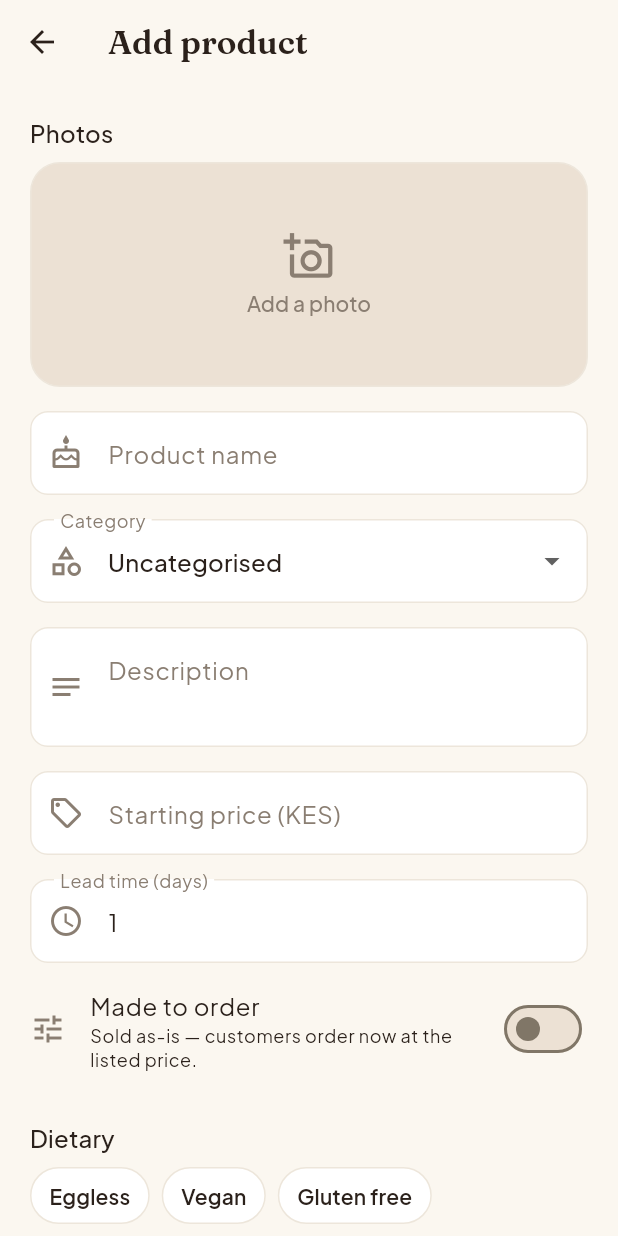
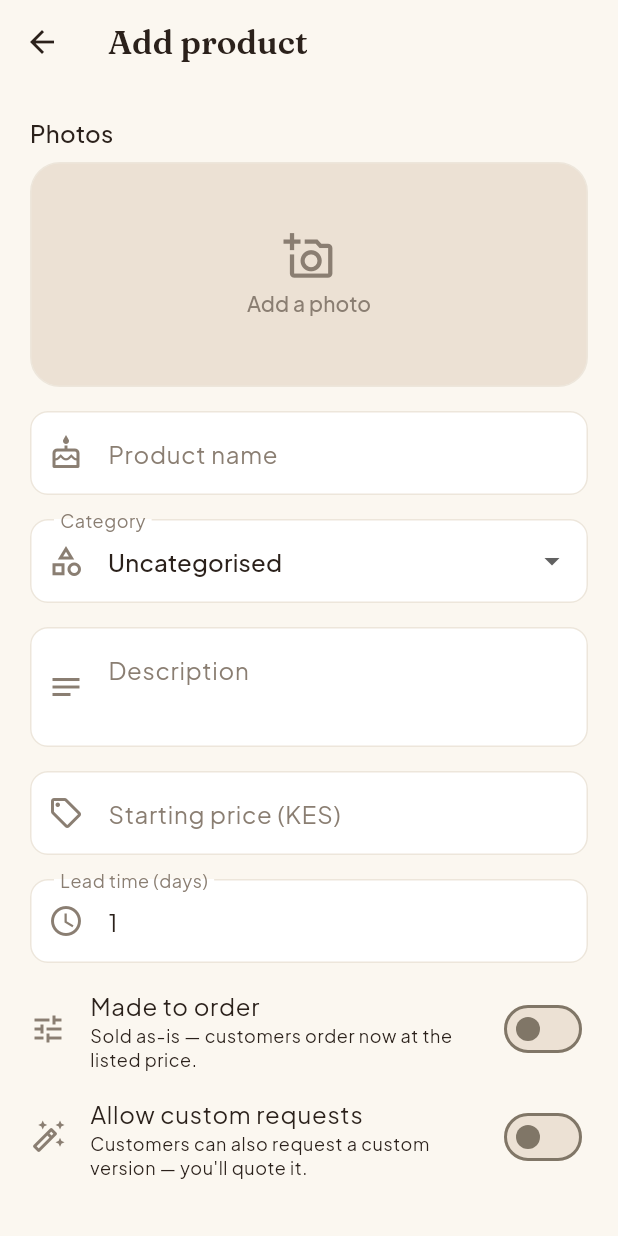
Before and after one commit to aaronmatei/bakecity, a Flutter app: the ProductFormScreen screen opened directly with empty values, on a phone screen of 412 x 824 dp. Run offline on Flutter 3.47's test engine with Material 3 defaults, Android fonts, the phone set to English and light mode, and no system bars; our stand-ins replace cached_network_image, device_preview, dio, firebase_core, firebase_messaging, flutter_animate and 10 more; accounts and stored records are empty; network calls fail.

Commit message:
Optional custom-version path for fixed products
Product form: when a product is sold-as-is, an 'Allow custom requests' toggle
appears (allow_custom_request). On the product detail, such a product shows
'Order now' as primary plus a secondary 'Request a custom version' button that
drops into the quote flow (no buy_now). Product domain parses allow_custom_request;
controllers forward it.

Co-Authored-By: Claude Opus 4.8 <noreply@anthropic.com>

```diff
--- a/frontend/lib/features/catalog/presentation/product_form_screen.dart
+++ b/frontend/lib/features/catalog/presentation/product_form_screen.dart
@@ -68,6 +68,7 @@ class _ProductFormScreenState extends ConsumerState<ProductFormScreen> {
   late bool _available;
   late bool _isOnOffer;
   late bool _isCustom;
+  late bool _allowCustomRequest;
   String? _occasion;
   String? _flavor;
   String? _format;
@@ -93,6 +94,7 @@ class _ProductFormScreenState extends ConsumerState<ProductFormScreen> {
     _available = p?.isAvailable ?? true;
     _isOnOffer = p?.isOnOffer ?? false;
     _isCustom = p?.isCustomizable ?? false;
+    _allowCustomRequest = p?.allowCustomRequest ?? false;
     _occasion = p?.cakeOccasion;
     _flavor = p?.cakeFlavor;
     _format = p?.cakeFormat;
@@ -193,6 +195,7 @@ class _ProductFormScreenState extends ConsumerState<ProductFormScreen> {
           sizes: sizes,
           imageMediaIds: _images.map((e) => e.mediaId).toList(),
           isCustom: _isCustom,
+          allowCustomRequest: _isCustom ? false : _allowCustomRequest,
         );
       } else {
         await ctrl.createProduct(
@@ -210,6 +213,7 @@ class _ProductFormScreenState extends ConsumerState<ProductFormScreen> {
           sizes: sizes,
           imageMediaIds: _images.map((e) => e.mediaId).toList(),
           isCustom: _isCustom,
+          allowCustomRequest: _isCustom ? false : _allowCustomRequest,
         );
       }
       ref.invalidate(bakerManageProductsProvider(widget.bakerId));
@@ -322,6 +326,19 @@ class _ProductFormScreenState extends ConsumerState<ProductFormScreen> {
                   style: context.tt.bodySmall,
                 ),
               ),
+              if (!_isCustom)
+                SwitchListTile(
+                  contentPadding: EdgeInsets.zero,
+                  value: _allowCustomRequest,
+                  onChanged: (v) =>
+                      setState(() => _allowCustomRequest = v),
+                  secondary: const Icon(Icons.auto_fix_high_outlined),
+                  title: const Text('Allow custom requests'),
+                  subtitle: Text(
+                    'Customers can also request a custom version — you\'ll quote it.',
+                    style: context.tt.bodySmall,
+                  ),
+                ),
 
               // Cake attributes.
               if (cakes) ...[
--- a/frontend/lib/features/products/application/products_controller.dart
+++ b/frontend/lib/features/products/application/products_controller.dart
@@ -184,6 +184,7 @@ class CatalogController {
     List<Map<String, dynamic>> sizes = const [],
     List<String> imageMediaIds = const [],
     bool isCustom = false,
+    bool allowCustomRequest = false,
   }) async {
     await _ref.read(apiClientProvider).post<Map<String, dynamic>>(
       ApiEndpoints.products,
@@ -195,6 +196,7 @@ class CatalogController {
         'base_price': basePriceCents / 100,
         if (leadTimeDays != null) 'lead_time_days': leadTimeDays,
         'is_custom': isCustom,
+        'allow_custom_request': allowCustomRequest,
         'dietary': dietary,
         'is_on_offer': isOnOffer,
         if (discountPct != null) 'discount_pct': discountPct,
@@ -226,6 +228,7 @@ class CatalogController {
     List<Map<String, dynamic>>? sizes,
     List<String>? imageMediaIds,
     bool? isCustom,
+    bool? allowCustomRequest,
   }) async {
     await _ref.read(apiClientProvider).patch<Map<String, dynamic>>(
       ApiEndpoints.product(id),
@@ -237,6 +240,8 @@ class CatalogController {
         if (categoryId != null) 'category_id': categoryId,
         if (leadTimeDays != null) 'lead_time_days': leadTimeDays,
         if (isCustom != null) 'is_custom': isCustom,
+        if (allowCustomRequest != null)
+          'allow_custom_request': allowCustomRequest,
         if (dietary != null) 'dietary': dietary,
         if (isOnOffer != null) 'is_on_offer': isOnOffer,
         if (discountPct != null) 'discount_pct': discountPct,
--- a/frontend/lib/features/products/domain/product.dart
+++ b/frontend/lib/features/products/domain/product.dart
@@ -11,6 +11,7 @@ class Product {
     this.imageMediaIds = const [],
     this.leadTimeDays = 1,
     this.isCustomizable = true,
+    this.allowCustomRequest = false,
     this.isAvailable = true,
     this.ratingAvg = 0,
     this.ratingCount = 0,
@@ -37,6 +38,9 @@ class Product {
   final List<String> imageMediaIds;
   final int leadTimeDays;
   final bool isCustomizable;
+
+  /// A fixed product can also offer a custom-version (quote) path.
+  final bool allowCustomRequest;
   final bool isAvailable;
 
   // Catalog enrichment.
@@ -81,6 +85,7 @@ class Product {
       isCustomizable: json['is_custom'] as bool? ??
           json['is_customizable'] as bool? ??
           true,
+      allowCustomRequest: json['allow_custom_request'] as bool? ?? false,
       isAvailable:
           json['active'] as bool? ?? json['is_available'] as bool? ?? true,
       ratingAvg: (json['rating_avg'] as num?)?.toDouble() ?? 0,
```
Also changed, not shown: frontend/lib/features/products/presentation/product_detail_screen.dart (+24 -1 lines).
